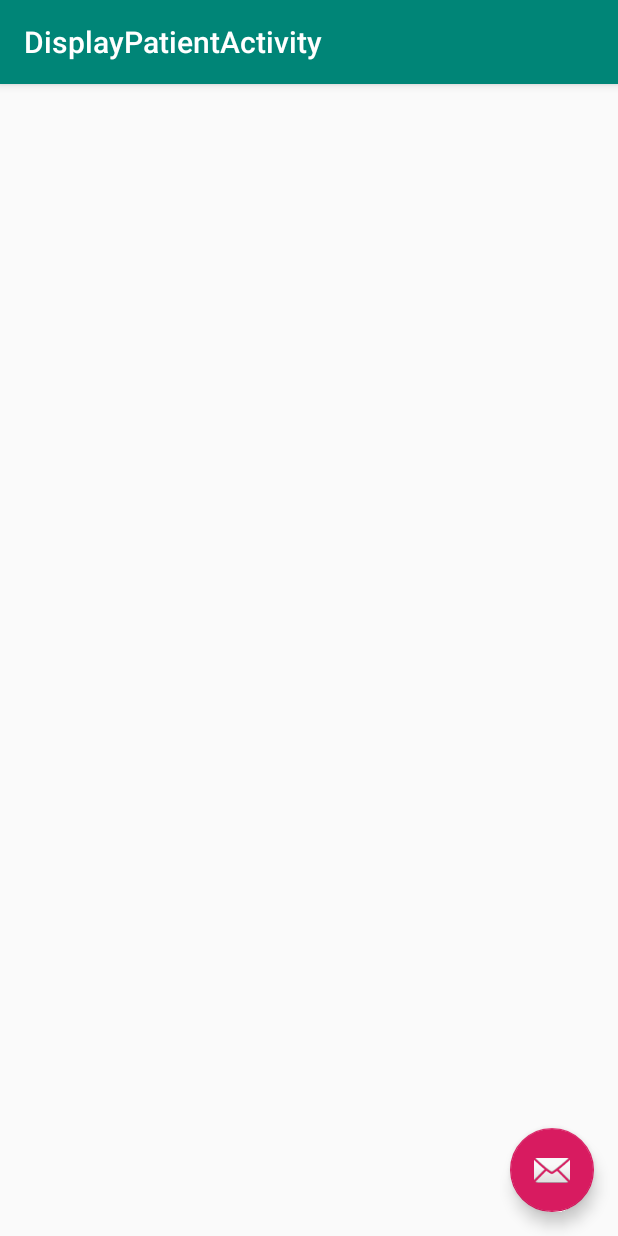
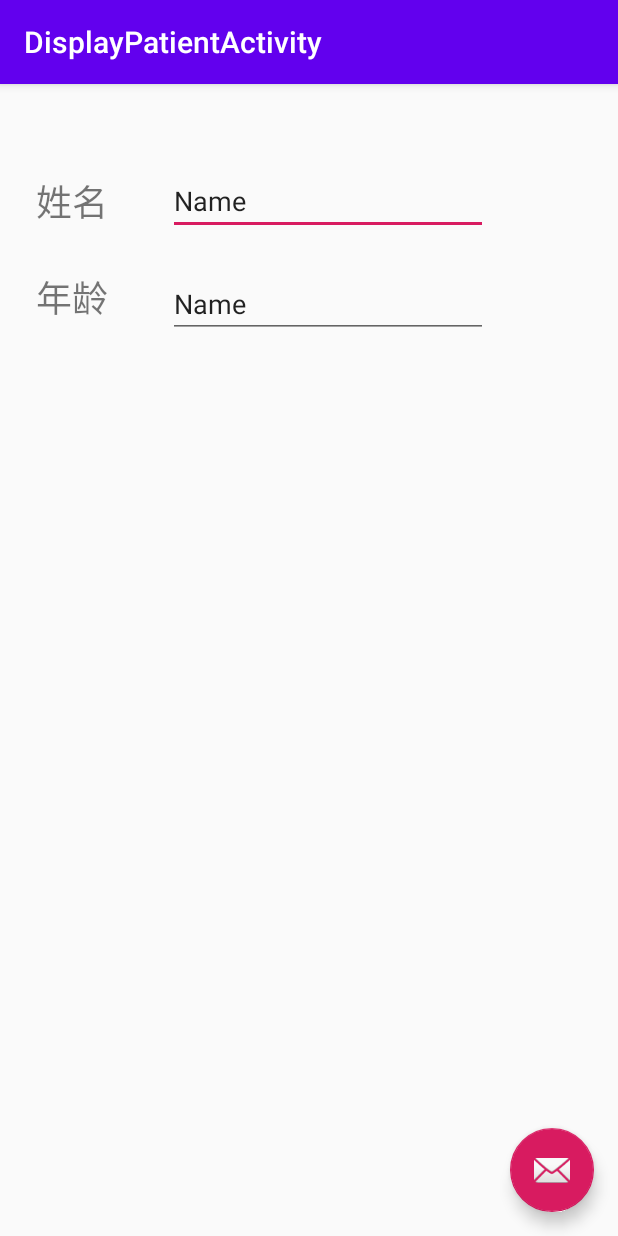
Before and after one commit to OMGCA/MediServer, an Android app: the DisplayPatientActivity screen opened directly, with no data from a screen before it, on a phone screen of 412 x 824 dp. Run offline under Robolectric (Android 15) with nearby library versions, the phone set to English and light mode, and no system bars; 3 statements that could not run were skipped.

Commit message:
Android client: updated UI, migrated to pass Patient class between Activities

```diff
--- a/MediClient/app/src/main/java/com/xiatstudio/mediclient/DisplayPatientActivity.java
+++ b/MediClient/app/src/main/java/com/xiatstudio/mediclient/DisplayPatientActivity.java
@@ -7,10 +7,7 @@ import android.support.design.widget.Snackbar;
 import android.support.v7.app.AppCompatActivity;
 import android.support.v7.widget.Toolbar;
 import android.view.View;
-import android.widget.TextView;
-import android.content.Intent;
-import android.support.v7.app.AppCompatActivity;
-import android.os.Bundle;
+import android.widget.EditText;
 import android.widget.TextView;
 
 public class DisplayPatientActivity extends AppCompatActivity {
@@ -24,12 +21,17 @@ public class DisplayPatientActivity extends AppCompatActivity {
 
         /* 新建Intent */
         Intent intent = getIntent();
-        String patientName = intent.getStringExtra(MainActivity.EXTRA_MESSAGE);
+
+        /* 接收从MainActivity中传输的Patient类 */
+        Bundle bundle = intent.getExtras();
+        Patient patient = (Patient) bundle.getSerializable(MainActivity.EXTRA_PATIENT);
 
         /* 得到新页面文本部件ID */
-        TextView textView = findViewById(R.id.textView3);
-        /* 将Patient姓名显示在上面 */
-        textView.setText(patientName);
+        EditText etPatientName = findViewById(R.id.patientNameText);
+        EditText etPatientAge = findViewById(R.id.patientAgeText);
+
+        etPatientName.setText(patient.getName());
+        etPatientAge.setText(String.valueOf(patient.getAge()));
 
         FloatingActionButton fab = findViewById(R.id.fab);
         fab.setOnClickListener(new View.OnClickListener() {
--- a/MediClient/app/src/main/java/com/xiatstudio/mediclient/MainActivity.java
+++ b/MediClient/app/src/main/java/com/xiatstudio/mediclient/MainActivity.java
@@ -13,6 +13,8 @@ import java.util.concurrent.Future;
 
 import android.content.Intent;
 import android.os.Bundle;
+import android.os.Parcel;
+import android.os.Parcelable;
 import android.support.design.widget.FloatingActionButton;
 import android.support.design.widget.Snackbar;
 import android.support.v7.app.AlertDialog;
@@ -26,7 +28,7 @@ import android.widget.Button;
 import android.widget.EditText;
 
 public class MainActivity extends AppCompatActivity {
-    public static final String EXTRA_MESSAGE = "com.xiatstudio.mediclient.MESSAGE";
+    public static final String EXTRA_PATIENT = "com.xiatstudio.mediclient.PATIENT";
     public static Patient retrievedPatient = new Patient("NULL");
 
     @Override
@@ -89,12 +91,13 @@ public class MainActivity extends AppCompatActivity {
 
     /* 此方法用来发起DisplayPatientActivity，来显示Patient信息 */
     public void displayPatient(View view, Patient p) {
-        Intent intent = new Intent(this, DisplayPatientActivity.class);
+        Intent intent = new Intent(this, DisplayPatientActivity.class)；
 
-        /* 测试代码，仅发送病人名字 */
-        String patientName = p.getName();
+        /* 新建Bundle,使用Serializable给下一个Acitivity传送Patient类 */
+        Bundle bundle = new Bundle();
+        bundle.putSerializable(EXTRA_PATIENT,p);
 
-        intent.putExtra(EXTRA_MESSAGE, patientName);
+        intent.putExtras(bundle);
         startActivity(intent);
     }
 
--- a/MediClient/app/src/main/res/layout/activity_display_patient.xml
+++ b/MediClient/app/src/main/res/layout/activity_display_patient.xml
@@ -9,13 +9,14 @@
     <android.support.design.widget.AppBarLayout
         android:layout_width="match_parent"
         android:layout_height="wrap_content"
+        android:fitsSystemWindows="false"
         android:theme="@style/AppTheme.AppBarOverlay">
 
         <android.support.v7.widget.Toolbar
             android:id="@+id/toolbar"
             android:layout_width="match_parent"
             android:layout_height="?attr/actionBarSize"
-            android:background="?attr/colorPrimary"
+            android:background="@color/design_default_color_primary"
             app:popupTheme="@style/AppTheme.PopupOverlay" />
 
     </android.support.design.widget.AppBarLayout>
--- a/MediClient/app/src/main/res/layout/content_display_patient.xml
+++ b/MediClient/app/src/main/res/layout/content_display_patient.xml
@@ -9,10 +9,49 @@
     tools:showIn="@layout/activity_display_patient">
 
     <TextView
-        android:id="@+id/textView3"
+        android:id="@+id/patientNameLabel"
         android:layout_width="wrap_content"
         android:layout_height="wrap_content"
-        android:text="TextView"
-        tools:layout_editor_absoluteX="167dp"
-        tools:layout_editor_absoluteY="16dp" />
+        android:layout_marginStart="24dp"
+        android:layout_marginTop="60dp"
+        android:text="姓名"
+        android:textSize="24sp"
+        app:layout_constraintStart_toStartOf="parent"
+        app:layout_constraintTop_toTopOf="parent" />
+
+    <TextView
+        android:id="@+id/patientAgeLabel"
+        android:layout_width="wrap_content"
+        android:layout_height="wrap_content"
+        android:layout_marginStart="24dp"
+        android:layout_marginTop="124dp"
+        android:text="年龄"
+        android:textSize="24sp"
+        app:layout_constraintStart_toStartOf="parent"
+        app:layout_constraintTop_toTopOf="parent" />
+
+    <EditText
+        android:id="@+id/patientNameText"
+        android:layout_width="wrap_content"
+        android:layout_height="wrap_content"
+        android:layout_marginStart="40dp"
+        android:ems="10"
+        android:inputType="textPersonName"
+        android:text="Name"
+        app:layout_constraintBottom_toBottomOf="@+id/patientNameLabel"
+        app:layout_constraintStart_toEndOf="@+id/patientNameLabel"
+        app:layout_constraintTop_toTopOf="@+id/patientNameLabel" />
+
+    <EditText
+        android:id="@+id/patientAgeText"
+        android:layout_width="wrap_content"
+        android:layout_height="wrap_content"
+        android:ems="10"
+        android:inputType="textPersonName"
+        android:text="Name"
+        app:layout_constraintBottom_toBottomOf="@+id/patientAgeLabel"
+        app:layout_constraintEnd_toEndOf="@+id/patientNameText"
+        app:layout_constraintStart_toStartOf="@+id/patientNameText"
+        app:layout_constraintTop_toTopOf="@+id/patientAgeLabel"
+        app:layout_constraintVertical_bias="0.0" />
 </android.support.constraint.ConstraintLayout>
```
Also changed, not shown: 1 other file.
